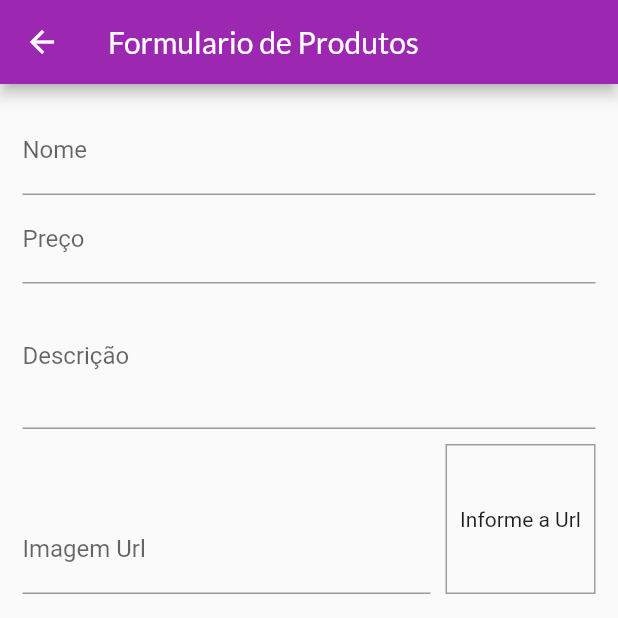
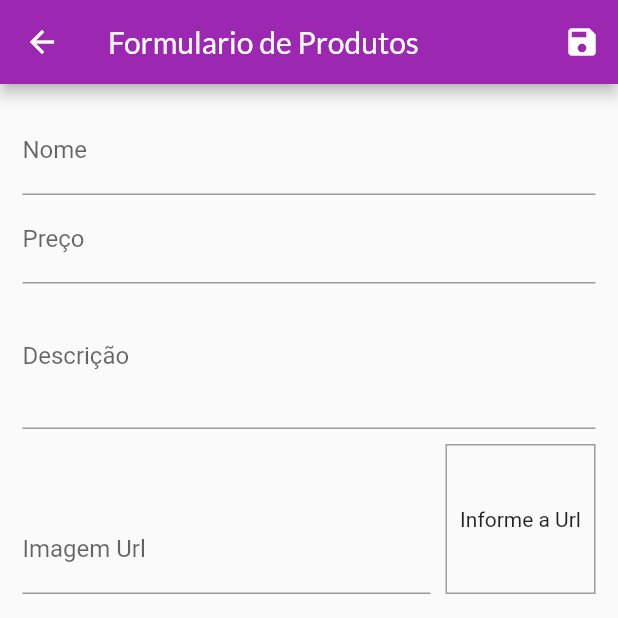
Before and after one commit to fvieir/flutter-shop, a Flutter app: the ProductFormPage screen opened by its route, on a phone screen of 412 x 824 dp, the top half of it. Run offline on Flutter 3.47's test engine with Material 2 defaults, Android fonts, the phone set to English and light mode, and no system bars; network calls fail.

Commit message:
Submetendo formulario

```diff
--- a/lib/pages/product_form_page.dart
+++ b/lib/pages/product_form_page.dart
@@ -1,4 +1,8 @@
+import 'dart:math';
+
 import 'package:flutter/material.dart';
+import 'package:shop/models/product.dart';
+import 'package:shop/models/product_list.dart';
 
 class ProductFormPage extends StatefulWidget {
   const ProductFormPage({super.key});
@@ -12,11 +16,13 @@ class _ProductFormPageState extends State<ProductFormPage> {
   final _descriptionFocus = FocusNode();
   final _imageUrlFocus = FocusNode();
   final _imageUrlController = TextEditingController();
+  final _formKey = GlobalKey<FormState>();
+  final _formData = <String, Object>{};
 
   @override
   void initState() {
     super.initState();
-    _imageUrlController.addListener(updateImage);
+    _imageUrlFocus.addListener(_updateImage);
   }
 
   @override
@@ -26,11 +32,22 @@ class _ProductFormPageState extends State<ProductFormPage> {
     _descriptionFocus.dispose();
 
     _imageUrlFocus.dispose();
-    _imageUrlController.removeListener(updateImage);
+    _imageUrlFocus.removeListener(_updateImage);
   }
 
-  void updateImage() {
+  void _updateImage() {
     setState(() {});
+  }
+
+  void _submitForm() {
+    _formKey.currentState?.save();
+    final newProduct = Product(
+      id: Random().nextDouble().toString(),
+      name: _formData['name'] as String,
+      description: _formData['description'] as String,
+      price: _formData['price'] as double,
+      imageUrl: _formData['imageUrl'] as String,
+    );
   }
 
   @override
@@ -38,24 +55,30 @@ class _ProductFormPageState extends State<ProductFormPage> {
     return Scaffold(
       appBar: AppBar(
         title: const Text('Formulario de Produtos'),
+        actions: [
+          IconButton(
+            onPressed: _submitForm,
+            icon: const Icon(Icons.save),
+          ),
+        ],
       ),
       body: Padding(
         padding: const EdgeInsets.all(15),
         child: Form(
+          key: _formKey,
           child: ListView(
             children: [
               TextFormField(
-                decoration: const InputDecoration(
-                  label: Text('Nome'),
-                ),
+                decoration: const InputDecoration(labelText: 'Nome'),
                 textInputAction: TextInputAction.next,
                 onFieldSubmitted: (_) {
                   FocusScope.of(context).requestFocus(_priceFocus);
                 },
+                onSaved: (name) => _formData['name'] = name as String,
               ),
               TextFormField(
                 decoration: const InputDecoration(
-                  label: Text('Preço'),
+                  labelText: 'Preço',
                 ),
                 keyboardType:
                     const TextInputType.numberWithOptions(decimal: true),
@@ -64,27 +87,31 @@ class _ProductFormPageState extends State<ProductFormPage> {
                 onFieldSubmitted: (_) {
                   FocusScope.of(context).requestFocus(_descriptionFocus);
                 },
+                onSaved: (price) =>
+                    _formData['price'] = double.parse(price ?? '0'),
               ),
               TextFormField(
-                decoration: const InputDecoration(label: Text('Descrição')),
+                decoration: const InputDecoration(labelText: 'Descrição'),
                 keyboardType: TextInputType.multiline,
                 maxLines: 3,
                 focusNode: _descriptionFocus,
-                // onFieldSubmitted: (_) =>
-                //     FocusScope.of(context).requestFocus(_imageUrlFocus),
+                onSaved: (description) =>
+                    _formData['description'] = description as String,
               ),
               Row(
                 crossAxisAlignment: CrossAxisAlignment.end,
                 children: [
                   Expanded(
                     child: TextFormField(
-                      decoration: const InputDecoration(
-                        label: Text('Imagem Url'),
-                      ),
+                      decoration:
+                          const InputDecoration(labelText: 'Imagem Url'),
                       keyboardType: TextInputType.url,
                       textInputAction: TextInputAction.done,
                       focusNode: _imageUrlFocus,
                       controller: _imageUrlController,
+                      onFieldSubmitted: (_) => _submitForm(),
+                      onSaved: (imageUrl) =>
+                          _formData['imageUrl'] = imageUrl ?? '',
                     ),
                   ),
                   Container(
```
